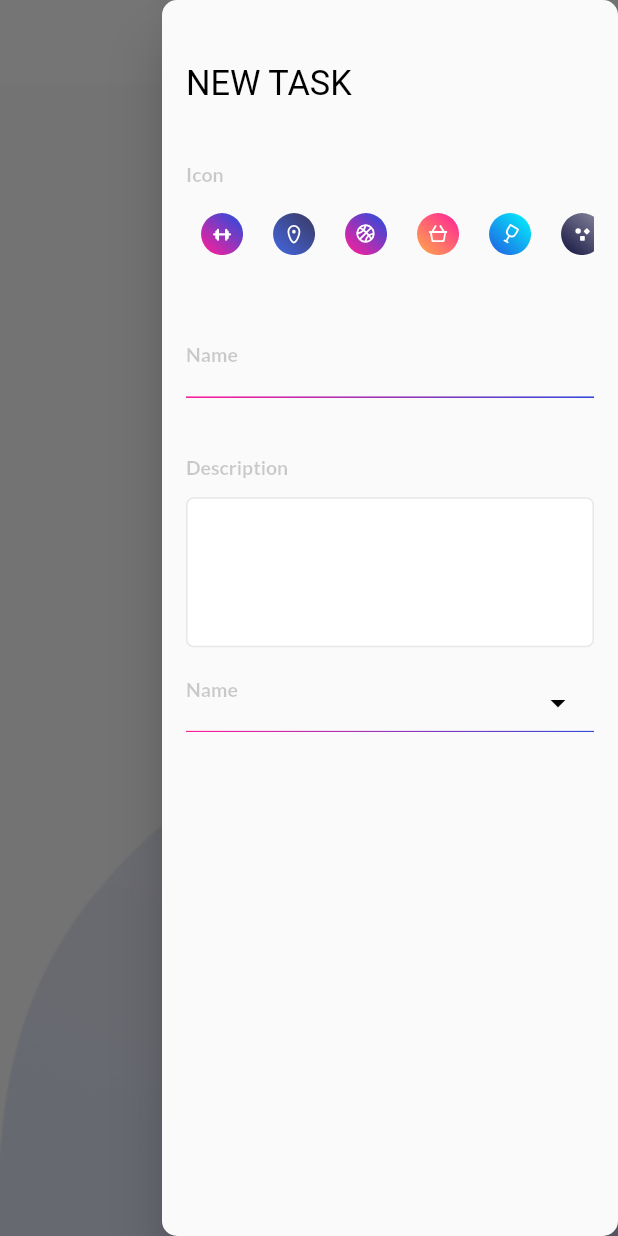
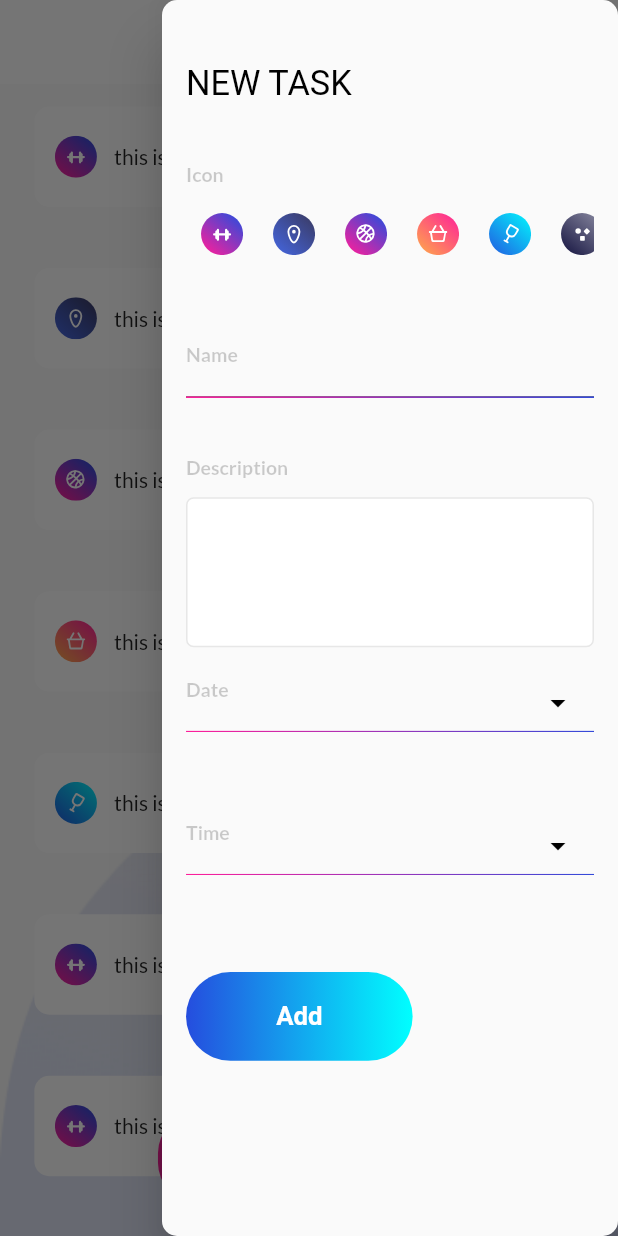
Before and after one commit to ahmadtaleb99/do_it, a Flutter app: the screen it shows after launch, with the side drawer open, on a phone screen of 412 x 824 dp. Run offline on Flutter 3.47's test engine with Material 2 defaults, Android fonts, the phone set to English and light mode, and no system bars; our stand-ins replace flutter_datetime_picker, flutter_screenutil, flutter_svg, google_fonts, visibility_detector; Roboto replaces fonts that are missing (Baloo); statements that could not run were skipped.

Commit message:
'initia2'

```diff
--- a/lib/utils/constants.dart
+++ b/lib/utils/constants.dart
@@ -19,6 +19,10 @@ fontSize: 13
 );
 
 
+TextStyle kTaskStyle =  GoogleFonts.lato(
+    fontSize: 14
+);
+
  var iconsList = [
    SvgPicture.asset('assets/images/gymIcon.svg'),
    SvgPicture.asset('assets/images/locationIcon.svg'),
@@ -29,7 +33,12 @@ fontSize: 13
  ];
 
 
- const  kLinearGradient =LinearGradient(colors: [
+ const  kPurpleGradient =LinearGradient(colors: [
    Color(0xffFE1E9A),
    Color(0xff254DDE)
  ]);
+
+const  kBlueGradient =LinearGradient(colors: [
+  Color(0xff254DDE),
+  Color(0xff00FFFF),
+]);
--- a/lib/view/screens/drawer.dart
+++ b/lib/view/screens/drawer.dart
@@ -1,7 +1,9 @@
 import 'package:do_it/utils/constants.dart';
-import 'package:do_it/view/widgets/NameTextField.dart';
-import 'package:do_it/view/widgets/TaskDateWidget.dart';
-import 'package:do_it/view/widgets/TaskType.dart';
+import 'package:do_it/view/widgets/drawer/AddButton.dart';
+import 'package:do_it/view/widgets/drawer/NameTextField.dart';
+import 'package:do_it/view/widgets/drawer/TaskDateWidget.dart';
+import 'package:do_it/view/widgets/drawer/TaskType.dart';
+import 'package:do_it/view/widgets/drawer/TimeWidget.dart';
 import 'package:flutter/cupertino.dart';
 import 'package:flutter/material.dart';
 import 'package:flutter_datetime_picker/flutter_datetime_picker.dart';
@@ -49,7 +51,7 @@ class DrawerWidget extends StatelessWidget {
                 ),
               ),
               SizedBox(height: 16.h,),
-              GradientTextField(),
+              GradientTextField(label: Text('Name'),),
               SizedBox(height: 30.h,),
               Text(
                 'Description',
@@ -80,8 +82,12 @@ class DrawerWidget extends StatelessWidget {
                   borderRadius: BorderRadius.circular(5)),
             ),
           ),
-              TaskDateWidget()
 
+              TaskDateWidget(),
+              SizedBox(height:30.h),
+              TimeWidget(),
+              SizedBox(height:50.h),
+              AddButton()
 
 
 
--- a/lib/view/screens/list_screen.dart
+++ b/lib/view/screens/list_screen.dart
@@ -1,4 +1,8 @@
+import 'package:do_it/utils/constants.dart';
 import 'package:do_it/view/screens/drawer.dart';
+import 'package:do_it/view/widgets/List_screen/BuildTaskItems.dart';
+import 'package:do_it/view/widgets/List_screen/RoundButton.dart';
+import 'package:do_it/view/widgets/drawer/AddButton.dart';
 import 'package:flutter/material.dart';
 import 'package:flutter_svg/flutter_svg.dart';
 import 'package:flutter_screenutil/flutter_screenutil.dart';
@@ -9,6 +13,15 @@ class ListScreen extends StatelessWidget {
   @override
   Widget build(BuildContext context) {
     return Scaffold(
+      floatingActionButton: Row(
+        mainAxisAlignment: MainAxisAlignment.center,
+      children: [
+        RoundButton(icon: Icon(Icons.check_rounded,color: Colors.white,),gradient: kPurpleGradient,),
+        RoundButton(icon: SvgPicture.asset('assets/images/as.svg',fit: BoxFit.scaleDown,),width:  56.w,height:56.h  ,color: Colors.white,),
+        RoundButton(icon: Icon(Icons.add,color: Colors.white,),gradient: kBlueGradient,),
+
+      ],
+      ),
 
       endDrawer: DrawerWidget(),
       appBar: AppBar(
@@ -29,7 +42,10 @@ class ListScreen extends StatelessWidget {
 
       ),
 
-      body: SizedBox(
+      body: Stack(
+
+        children: [
+          SizedBox(
             width: double.infinity,
             height: double.infinity,
             // decoration: BoxDecoration(
@@ -41,6 +57,9 @@ class ListScreen extends StatelessWidget {
             // ),
             child: Image.asset('assets/images/background.png',fit: BoxFit.fill,),
           ),
+          BuildTaskItems()
+        ],
+      )
     );
   }
 }
--- /dev/null
+++ b/lib/view/widgets/List_screen/BuildTaskItems.dart
@@ -0,0 +1,19 @@
+import 'package:do_it/utils/constants.dart';
+import 'package:do_it/view/widgets/List_screen/TaskCard.dart';
+import 'package:flutter/material.dart';
+import 'package:flutter_screenutil/flutter_screenutil.dart';
+import 'package:google_fonts/google_fonts.dart';
+import 'package:visibility_detector/visibility_detector.dart';
+
+class BuildTaskItems extends StatelessWidget {
+  const BuildTaskItems({Key? key}) : super(key: key);
+
+
+  @override
+  Widget build(BuildContext context) {
+    return ListView.separated(itemBuilder: (context,index){
+       double opacity = 1.0;
+      return TaskCard(index: index,);
+    }, separatorBuilder: (context,index) => SizedBox(height: 20.h,), itemCount: 17);
+  }
+}
--- /dev/null
+++ b/lib/view/widgets/List_screen/RoundButton.dart
@@ -0,0 +1,29 @@
+import 'dart:core';
+
+import 'package:do_it/utils/constants.dart';
+import 'package:flutter/material.dart';
+import 'package:flutter_screenutil/flutter_screenutil.dart';
+
+class RoundButton extends StatelessWidget {
+
+  const RoundButton({Key? key, required this.icon, this.width,this.height, this.gradient, this.color}) : super(key: key);
+    final Widget icon;
+  final   double? width;
+  final double? height;
+    final Gradient? gradient;
+    final Color? color;
+
+  @override
+  Widget build(BuildContext context) {
+    return Container(
+      width: width ?? 46.w,
+      height: height ?? 46.h,
+      child: icon,
+      decoration: BoxDecoration(
+        color: color ?? Colors.white,
+        borderRadius: BorderRadius.circular(50),
+        gradient: gradient ?? null
+      ),
+    );
+  }
+}
--- /dev/null
+++ b/lib/view/widgets/List_screen/TaskCard.dart
@@ -0,0 +1,68 @@
+import 'package:do_it/utils/constants.dart';
+import 'package:flutter/material.dart';
+import 'package:flutter_screenutil/flutter_screenutil.dart';
+import 'package:google_fonts/google_fonts.dart';
+import 'package:visibility_detector/visibility_detector.dart';
+
+class TaskCard extends StatefulWidget {
+  const TaskCard({Key? key, required this.index}) : super(key: key);
+
+  final int index;
+
+  @override
+  _TaskCardState createState() => _TaskCardState();
+}
+
+class _TaskCardState extends State<TaskCard> {
+  double opacity = 1;
+  @override
+  Widget build(BuildContext context) {
+    return VisibilityDetector(
+      key: Key('${widget.index} '),
+      onVisibilityChanged: (visibilityInfo) {
+        var visiblePercentage = visibilityInfo.visibleFraction * 100;
+        setState(() {
+          opacity = visiblePercentage / 100;
+        });
+        debugPrint(
+            'opacity $opacity'
+                'Widget ${visibilityInfo.key  } is ${visiblePercentage}% visible');
+      },
+      child: Opacity(
+        opacity: opacity ,
+        child: Container(
+          margin: EdgeInsets.only(left: 20.w,right: 20.w,top: 15,),
+          width: 320.w,
+          height: 52.h,
+          decoration: BoxDecoration(
+              color: Colors.white,
+              borderRadius: BorderRadius.circular(10)
+          ),
+          child: Padding(
+            padding:  EdgeInsets.symmetric(horizontal: 12.w),
+            child: Row(
+              children: [
+                iconsList[widget.index >= 5 ? 0 : widget.index],
+                SizedBox(width  : 10.w,),
+                Flexible(
+                  child: Text('this is $opacity a task generated by ahmad taleb the best in the world ',style:
+                  kTaskStyle,overflow: TextOverflow.ellipsis,),
+
+                ),
+                SizedBox(width: 10.w,),
+                Column(
+                  mainAxisAlignment: MainAxisAlignment.center,
+                  children: [
+                    Text('${widget.index} Jun',style: GoogleFonts.lato(fontWeight: FontWeight.bold,color: Colors.black),),
+                    SizedBox(height: 2.h,),
+                    Text('asd')
+
+                  ],)
+              ],
+            ),
+          ),
+        ),
+      ),
+    );
+  }
+}
--- /dev/null
+++ b/lib/view/widgets/drawer/AddButton.dart
@@ -0,0 +1,27 @@
+import 'package:do_it/utils/constants.dart';
+import 'package:flutter/material.dart';
+import 'package:flutter_screenutil/flutter_screenutil.dart';
+
+class AddButton extends StatelessWidget {
+  const AddButton ({Key? key}) : super(key: key);
+
+  @override
+  Widget build(BuildContext context) {
+
+    return Container(
+      width: 132.w,
+      height: 46.h,
+      decoration: BoxDecoration(
+        gradient: kBlueGradient,
+        borderRadius: BorderRadius.circular(30)
+      ),
+      child: Center(
+        child: Text('Add',style: TextStyle(
+            fontWeight: FontWeight.bold,
+            fontSize: 15.sp,
+          color: Colors.white
+        ),),
+      ),
+    );
+  }
+}
--- a/lib/view/widgets/NameTextField.dart
+++ b/lib/view/widgets/drawer/NameTextField.dart
@@ -1,32 +1,36 @@
+import 'dart:math';
+
 import 'package:do_it/utils/constants.dart';
 import 'package:flutter/material.dart';
 import 'package:flutter_datetime_picker/flutter_datetime_picker.dart';
 import 'package:flutter_screenutil/flutter_screenutil.dart';
 
 class GradientTextField extends StatelessWidget {
-  const GradientTextField({Key? key, this.suffix}) : super(key: key);
+  const GradientTextField({Key? key, this.suffix, this.enabled, this.label}) : super(key: key);
     final Widget ? suffix;
+    final Widget ? label;
+    final bool? enabled;
   @override
   Widget build(BuildContext context) {
     return Stack(
       children: [
         TextField(
-          enabled: false,
-          focusNode: FocusNode(),
-          enableInteractiveSelection: false,
-          onTap: (){
-            DatePicker.showDatePicker(context,
-                showTitleActions: true,
-                minTime: DateTime.now(),
-                maxTime: DateTime(2023, 6, 7),
-                onConfirm: (date) {
-                  // setState(() {
-                  //   _date = date;
-                  //
-                  // });
-                }, currentTime: DateTime.now(), locale: LocaleType.en);
-          },
+          enabled: enabled,
+
+          // onTap: (){
+          //   DatePicker.showDatePicker(context,
+          //       showTitleActions: true,
+          //       minTime: DateTime.now(),
+          //       maxTime: DateTime(2023, 6, 7),
+          //       onConfirm: (date) {
+          //         // setState(() {
+          //         //   _date = date;
+          //         //
+          //         // });
+          //       }, currentTime: DateTime.now(), locale: LocaleType.en);
+          // },
           decoration: InputDecoration(
+
             suffixIcon:     Padding(
               padding: const EdgeInsets.only(top: 17),
               child: suffix,
@@ -38,7 +42,7 @@ class GradientTextField extends StatelessWidget {
             focusedBorder: UnderlineInputBorder(
               borderSide: BorderSide(color: Colors.black),
             ),
-            label: Text('Name'),
+            label: label,
             labelStyle: kDrawerHeader,
           ),
 
@@ -50,7 +54,7 @@ class GradientTextField extends StatelessWidget {
             width: 255.w,
             height: 2,
             decoration: BoxDecoration(
-                gradient: kLinearGradient
+                gradient: kPurpleGradient
             ),
           ),
         )
--- a/lib/view/widgets/TaskDateWidget.dart
+++ b/lib/view/widgets/drawer/TaskDateWidget.dart
@@ -2,6 +2,7 @@ import 'package:flutter/material.dart';
 import 'package:flutter_datetime_picker/flutter_datetime_picker.dart';
 
 import 'NameTextField.dart';
+
 
 class TaskDateWidget extends StatefulWidget {
   const TaskDateWidget({Key? key}) : super(key: key);
@@ -47,7 +48,7 @@ class _TaskDateWidgetState extends State<TaskDateWidget> {
 
                   });
                     }, currentTime: DateTime.now(), locale: LocaleType.en);
-    },child: GradientTextField(suffix: Icon(Icons.arrow_drop_down,color: Colors.black,),));
+    },child: GradientTextField(suffix: Icon(Icons.arrow_drop_down,color: Colors.black,),enabled: false,label: Text('Date'),));
 
   }
 }
--- /dev/null
+++ b/lib/view/widgets/drawer/TimeWidget.dart
@@ -0,0 +1,51 @@
+import 'package:flutter/material.dart';
+import 'package:flutter_datetime_picker/flutter_datetime_picker.dart';
+
+import 'NameTextField.dart';
+
+class TimeWidget extends StatefulWidget {
+  const TimeWidget({Key? key}) : super(key: key);
+
+  @override
+  _TimeWidgetState createState() => _TimeWidgetState();
+}
+
+class _TimeWidgetState extends State<TimeWidget> {
+  @override
+  DateTime ?  _date ;
+  Widget build(BuildContext context) {
+    // return           TextButton(
+    //
+    //   style: TextButton.styleFrom(
+    //     shape: RoundedRectangleBorder()
+    //   ),
+    //     onPressed: () {
+    //       DatePicker.showDatePicker(context,
+    //           showTitleActions: true,
+    //           minTime: DateTime.now(),
+    //           maxTime: DateTime(2023, 6, 7),
+    //           onConfirm: (date) {
+    //         setState(() {
+    //           _date = date;
+    //
+    //         });
+    //           }, currentTime: DateTime.now(), locale: LocaleType.en);
+    //     },
+    //     child: Text(
+    //    // _date.toString(),
+    //       'hello sadplsapd ',
+    //       style: TextStyle(color: Colors.blue),
+    //     ));
+    return               InkWell(onTap : () {
+      DatePicker.showTimePicker(context,
+          showTitleActions: true,
+          onConfirm: (date) {
+            setState(() {
+              _date = date;
+
+            });
+          }, currentTime: DateTime.now(), locale: LocaleType.en);
+    },child: GradientTextField(suffix: Icon(Icons.arrow_drop_down,color: Colors.black,),enabled: false,label: Text('Time'),));
+
+  }
+}
--- a/pubspec.yaml
+++ b/pubspec.yaml
@@ -21,6 +21,8 @@ dependencies:
   google_fonts: 2.1.1
   flutter_screenutil: ^5.3.1
   flutter_datetime_picker: ^1.5.1
+  visibility_detector: ^0.2.2
+  rxdart: ^0.27.3
 
 dev_dependencies:
   flutter_test:
```
Also changed, not shown: lib/view/widgets/List_screen/tt.dart (added, +181 -0 lines), assets/images/as.svg (added), assets/images/calender.svg (added), lib/view/widgets/drawer/TaskType.dart (renamed from lib/view/widgets/TaskType.dart), pubspec.lock. Lines whose indentation alone changed are shown as unchanged.
